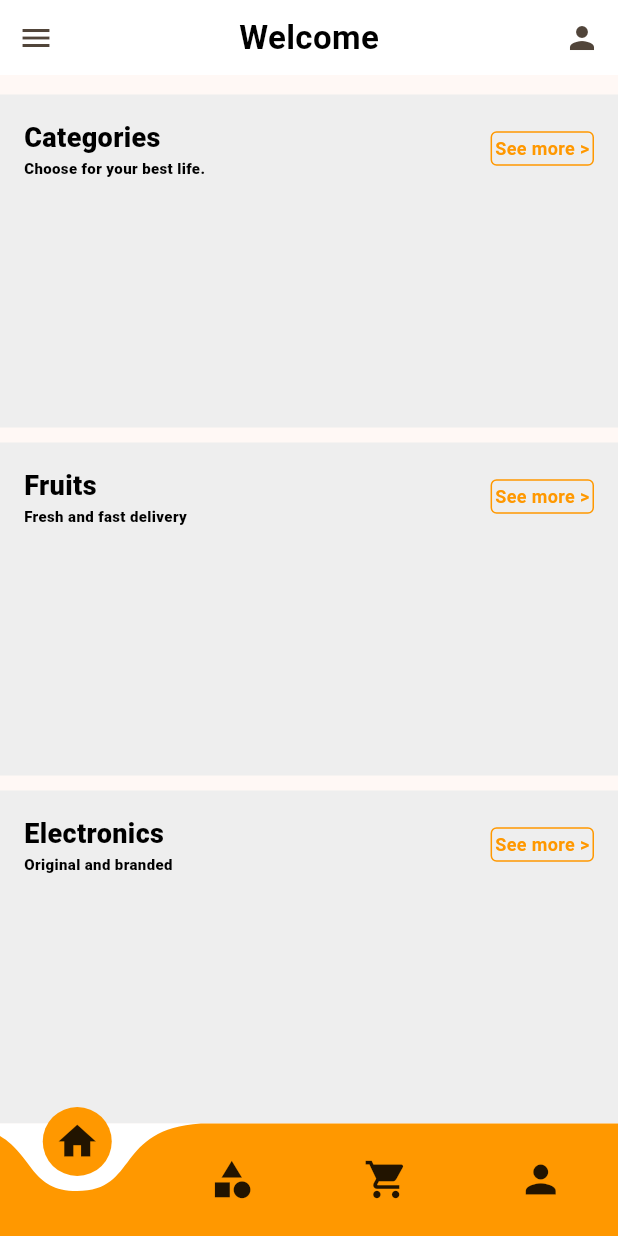
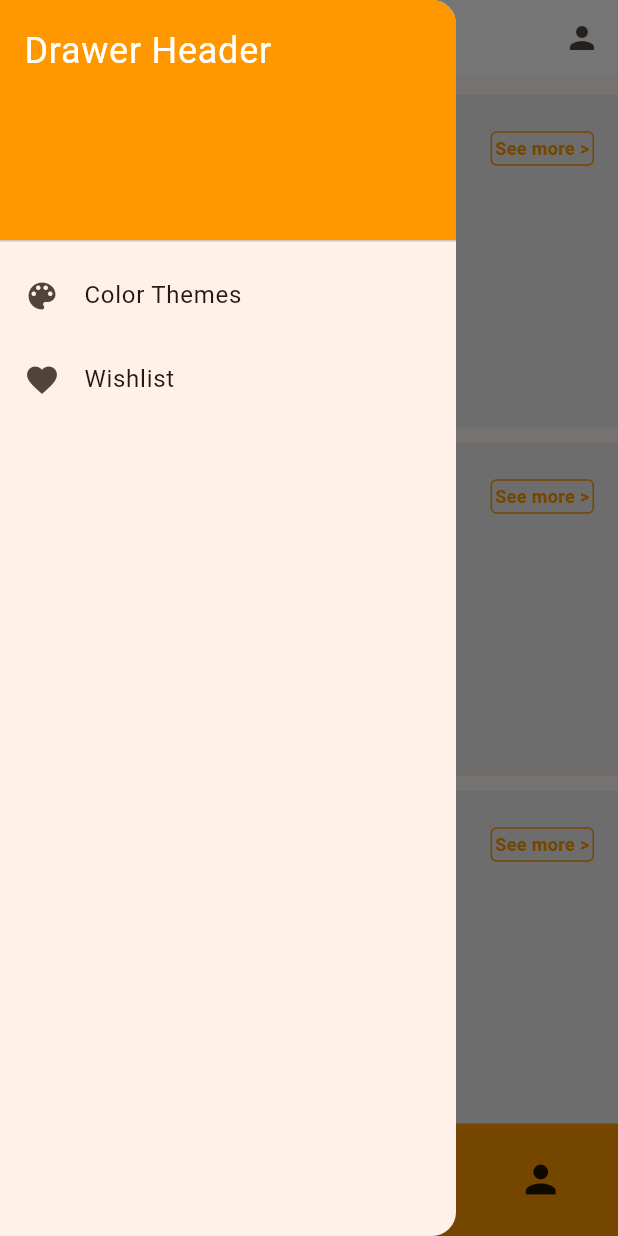
Before and after one commit to rahid780/ecommerce-app, a Flutter app: the screen it shows after launch, scrolled down 133 dp, after a tap on the "menu" icon, on a phone screen of 412 x 824 dp. Run offline on Flutter 3.47's test engine with Material 3 defaults, Android fonts, the phone set to English and light mode, and no system bars; drawn by our look-alikes of curved_navigation_bar; our stand-ins replace badges, carousel_slider, cloud_firestore, dots_indicator, firebase_core; accounts and stored records are empty.

Commit message:
7th commit

```diff
--- /dev/null
+++ b/devtools_options.yaml
@@ -0,0 +1,3 @@
+description: This file stores settings for Dart & Flutter DevTools.
+documentation: https://docs.flutter.dev/tools/devtools/extensions#configure-extension-enablement-states
+extensions:
--- a/lib/main_screens/home_page.dart
+++ b/lib/main_screens/home_page.dart
@@ -1,6 +1,5 @@
-import 'package:firebase_provider/providers/cart_provider.dart';
+import 'package:flutter/material.dart';
 import 'package:firebase_provider/widgets/my_app_bar.dart';
-import 'package:flutter/material.dart';
 import 'package:curved_navigation_bar/curved_navigation_bar.dart';
 import 'package:firebase_provider/main_screens/profile_screen.dart';
 import 'package:firebase_provider/main_screens/categories_screen.dart';
@@ -11,27 +10,22 @@ import 'package:firebase_provider/main_screens/fruits_screen.dart';
 import 'package:firebase_provider/widgets/home_main_categories.dart';
 import 'package:firebase_provider/widgets/home_slider.dart';
 import 'package:firebase_provider/widgets/search_bar.dart';
-import 'package:badges/badges.dart' as badges;
-import 'package:provider/provider.dart';
 
 class HomePage extends StatefulWidget {
   const HomePage({super.key});
 
   @override
-  _HomePageState createState() => _HomePageState();
+  State<HomePage> createState() => _HomePageState();
 }
 
 class _HomePageState extends State<HomePage> {
   final GlobalKey<ScaffoldState> _scaffoldKey = GlobalKey<ScaffoldState>();
-
   late final PageController _pageController;
   int _currentIndex = 0;
-  List<dynamic> _cartCount = [];
 
   @override
   void initState() {
     super.initState();
-
     _pageController = PageController(initialPage: _currentIndex);
   }
 
@@ -43,9 +37,42 @@ class _HomePageState extends State<HomePage> {
 
   @override
   Widget build(BuildContext context) {
-     _cartCount = context.watch<CartProvider>().cartList;
     return Scaffold(
       key: _scaffoldKey,
+      drawer: Drawer(
+        child: ListView(
+          padding: EdgeInsets.zero,
+          children: <Widget>[
+            const DrawerHeader(
+              decoration: BoxDecoration(
+                color: Colors.orange,
+              ),
+              child: Text(
+                'Drawer Header',
+                style: TextStyle(
+                  color: Colors.white,
+                  fontSize: 24,
+                ),
+              ),
+            ),
+            ListTile(
+              leading: const Icon(Icons.color_lens),
+              title: const Text('Color Themes'),
+              onTap: () {
+                // Handle color themes action
+              },
+            ),
+            ListTile(
+              leading: const Icon(Icons.favorite),
+              title: const Text('Wishlist'),
+              onTap: () {
+                // Handle wishlist action
+              },
+            ),
+            // Add more list tiles for other actions
+          ],
+        ),
+      ),
       body: PageView(
         controller: _pageController,
         onPageChanged: (index) {
@@ -53,9 +80,8 @@ class _HomePageState extends State<HomePage> {
             _currentIndex = index;
           });
         },
-        children: [
-          SafeArea(
-            child: Column(
+        children:  [
+          Column(
             children: [
               MyAppBar(
                 title: 'Welcome',
@@ -66,7 +92,8 @@ class _HomePageState extends State<HomePage> {
                 actionIcon: const Icon(Icons.person),
                 onActionIconPressed: () {
                   Navigator.of(context).pushReplacement(
-                        MaterialPageRoute(builder: (context) => const ProfileScreen()));
+                    MaterialPageRoute(builder: (context) => const ProfileScreen()),
+                  );
                 },
               ),
               const Expanded(
@@ -74,6 +101,7 @@ class _HomePageState extends State<HomePage> {
                   child: Column(
                     crossAxisAlignment: CrossAxisAlignment.start,
                     children: [
+
                       SizedBox(height: 10),
                       MySearchBar(),
                       SizedBox(height: 10),
@@ -102,7 +130,6 @@ class _HomePageState extends State<HomePage> {
               ),
             ],
           ),
-          ),
           const CategoriesScreen(),
           const CartScreen(),
           const ProfileScreen(),
@@ -110,14 +137,12 @@ class _HomePageState extends State<HomePage> {
       ),
       bottomNavigationBar: CurvedNavigationBar(
         color: Colors.orange,
-        backgroundColor: Colors.white,
-        items:  <Widget>[
-          const Icon(Icons.home, size: 30),
-          const Icon(Icons.category, size: 30),
-          _cartCount.isEmpty ? const Icon(Icons.shopping_cart, size: 30): badges.Badge(
-            badgeContent:  Text( _cartCount.length.toString(), style: const TextStyle(fontSize: 14),),
-            child: const Icon(Icons.shopping_cart, size: 30)),
-           const Icon(Icons.person, size: 30),
+        backgroundColor: Colors.grey.shade200,
+        items: const <Widget>[
+          Icon(Icons.home, size: 30),
+          Icon(Icons.category, size: 30),
+          Icon(Icons.shopping_cart, size: 30),
+          Icon(Icons.person, size: 30),
         ],
         index: _currentIndex,
         onTap: (index) {
--- a/lib/main_screens/profile_screen.dart
+++ b/lib/main_screens/profile_screen.dart
@@ -15,9 +15,9 @@ class _ProfileScreenState extends State<ProfileScreen> {
     return  Scaffold(
       appBar: AppBar(
         leading: IconButton(onPressed: () {
-          Navigator.pushReplacement(context, MaterialPageRoute(builder: (context)=> HomePage()));
+          Navigator.pushReplacement(context, MaterialPageRoute(builder: (context)=> const HomePage()));
         },
-        icon: Icon(Icons.arrow_back),
+        icon: const Icon(Icons.arrow_back),
         ),
       ),
     );
--- a/lib/providers/cart_provider.dart
+++ b/lib/providers/cart_provider.dart
@@ -4,7 +4,7 @@ import 'package:flutter/material.dart';
 
 class CartProvider extends ChangeNotifier{
 
- static List<Product> _cartList = [];
+ static final List<Product> _cartList = [];
 
   List<Product> get cartList {
     return _cartList;
@@ -47,6 +47,10 @@ class CartProvider extends ChangeNotifier{
     return product.increaseQuantity();
   }
 
+ void removeItem(Product product) async {
+   _cartList.remove(product);
+   notifyListeners();
+ }
 
   void removeFromCart(String id) {
     _cartList.removeWhere((element) => element.id == id);
--- a/lib/widgets/home_slider.dart
+++ b/lib/widgets/home_slider.dart
@@ -4,7 +4,7 @@ import 'package:cloud_firestore/cloud_firestore.dart';
 import 'package:dots_indicator/dots_indicator.dart';
 
 class MyHomeSliderWidget extends StatefulWidget {
-  const MyHomeSliderWidget({Key? key});
+  const MyHomeSliderWidget({super.key,});
 
   @override
   State<MyHomeSliderWidget> createState() => _MyHomeSliderWidgetState();
--- a/lib/widgets/my_app_bar.dart
+++ b/lib/widgets/my_app_bar.dart
@@ -1,27 +1,32 @@
 import 'package:flutter/material.dart';
 
 
-class MyAppBar extends StatelessWidget {
+class MyAppBar extends StatelessWidget implements PreferredSizeWidget {
  final String title;
- final Icon leadingIcon;
- final VoidCallback onLeadingIconPressed;
- final Icon actionIcon;
- final VoidCallback onActionIconPressed;
-  const MyAppBar({super.key, required this.title, required this.leadingIcon, required this.onLeadingIconPressed, required this.actionIcon, required this.onActionIconPressed});
+ final Icon? leadingIcon;
+ final VoidCallback? onLeadingIconPressed;
+ final Icon? actionIcon;
+ final VoidCallback? onActionIconPressed;
+  const MyAppBar({super.key, required this.title,  this.leadingIcon,  this.onLeadingIconPressed,  this.actionIcon,  this.onActionIconPressed});
+
+ @override
+ Size get preferredSize => const Size.fromHeight(kToolbarHeight);
 
   @override
   Widget build(BuildContext context) {
-    return Container(
+    return SafeArea(
+      child: Container(
         color: Colors.white,
         width: MediaQuery.of(context).size.width,
         height: 50,
         child:  Row(
           mainAxisAlignment: MainAxisAlignment.spaceBetween,
           children: [
-          IconButton(icon: leadingIcon, onPressed: onLeadingIconPressed),
+          leadingIcon == null ? const SizedBox(width: 30,) :  IconButton(icon: leadingIcon!, onPressed: onLeadingIconPressed),
             Text(title,style: const TextStyle(color: Colors.black, fontSize: 22, fontWeight: FontWeight.bold),),
-          IconButton(icon:  actionIcon, onPressed: onActionIconPressed),
+           actionIcon == null ? const SizedBox(width: 30,) : IconButton(icon:  actionIcon!, onPressed: onActionIconPressed,),
           ],
+        ),
       ),
     );
   }
--- a/pubspec.yaml
+++ b/pubspec.yaml
@@ -42,6 +42,8 @@ dependencies:
   carousel_slider: ^4.2.1
   dots_indicator: ^3.0.0
   curved_navigation_bar: ^1.0.3
+  cached_network_image: ^3.0.0
+  animated_bottom_navigation_bar: ^1.3.3
 
 
 dev_dependencies:
```
Also changed, not shown: lib/main_screens/categories_screen.dart (+6 -8 lines), lib/mini_screens/cart_screen.dart (+25 -8 lines), lib/widgets/product_item.dart (+19 -13 lines), pubspec.lock, 3 other files. Lines whose indentation alone changed are shown as unchanged.
